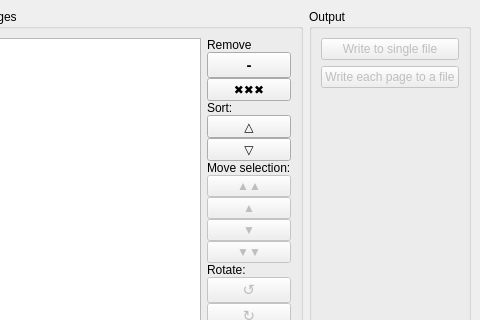
Old version of the form wndmain.ui in the repository ronanpaixao/PyPDFTK; both pictures show x 475 to 955 and y 0 to 320 of the 955 by 631 pixel window.
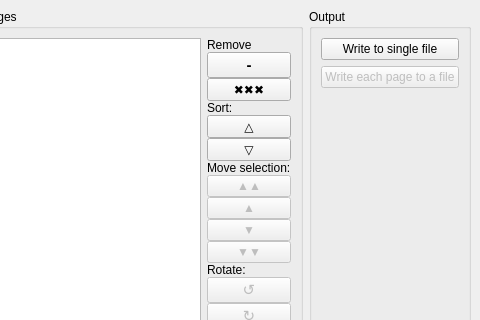
New version of the form. Custom widgets are drawn as their Qt base class.

Commit message: Implement single file saving

Diff of the .ui file:
```diff
--- a/wndmain.ui
+++ b/wndmain.ui
@@ -474,9 +474,6 @@
       <layout class="QVBoxLayout" name="verticalLayout_3">
        <item>
         <widget class="QPushButton" name="btnWriteSingle">
-         <property name="enabled">
-          <bool>false</bool>
-         </property>
          <property name="text">
           <string>Write to single file</string>
          </property>
```
The commit also changes 1 other file.
